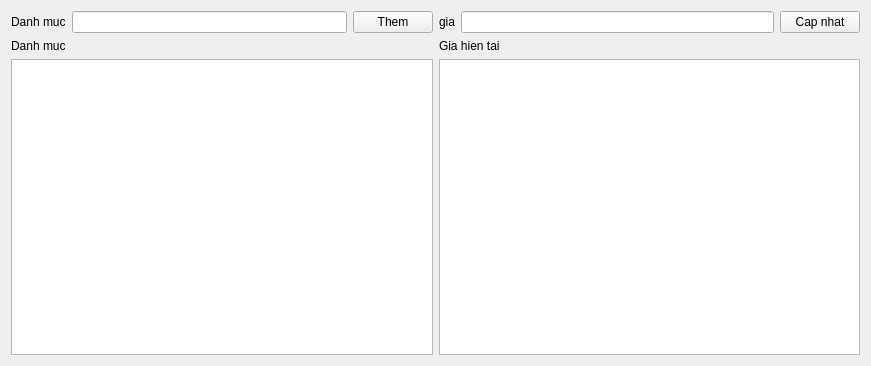
First picture: the form in managegia.ui, repository xdien/tcmr, before the edit.
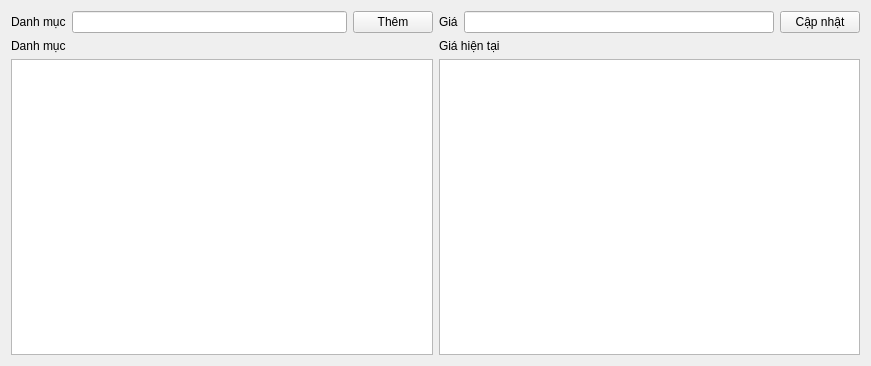
Second picture: the form after the edit.

Diff of the .ui file:
```diff
--- a/managegia.ui
+++ b/managegia.ui
@@ -21,7 +21,7 @@
        <item row="0" column="0">
         <widget class="QLabel" name="label_4">
          <property name="text">
-          <string>Danh muc</string>
+          <string>Danh mục</string>
          </property>
         </widget>
        </item>
@@ -31,7 +31,7 @@
        <item row="0" column="2">
         <widget class="QPushButton" name="pushButton">
          <property name="text">
-          <string>Them</string>
+          <string>Thêm</string>
          </property>
         </widget>
        </item>
@@ -42,7 +42,7 @@
        <item>
         <widget class="QLabel" name="label_5">
          <property name="text">
-          <string>Danh muc</string>
+          <string>Danh mục</string>
          </property>
         </widget>
        </item>
@@ -60,7 +60,7 @@
        <item row="0" column="0">
         <widget class="QLabel" name="label_2">
          <property name="text">
-          <string>gia</string>
+          <string>Giá</string>
          </property>
         </widget>
        </item>
@@ -70,7 +70,7 @@
        <item row="0" column="2">
         <widget class="QPushButton" name="pushButton_2">
          <property name="text">
-          <string>Cap nhat</string>
+          <string>Cập nhật</string>
          </property>
         </widget>
        </item>
@@ -81,7 +81,7 @@
        <item>
         <widget class="QLabel" name="label_3">
          <property name="text">
-          <string>Gia hien tai</string>
+          <string>Giá hiện tại</string>
          </property>
         </widget>
        </item>
```
